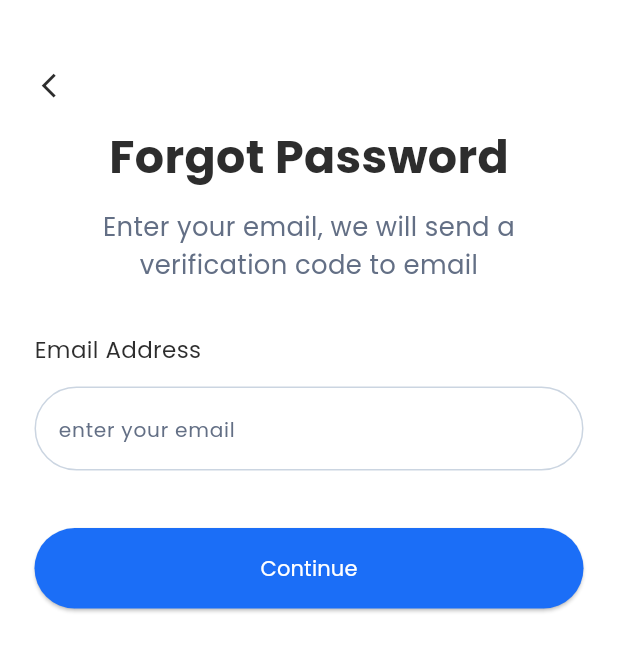
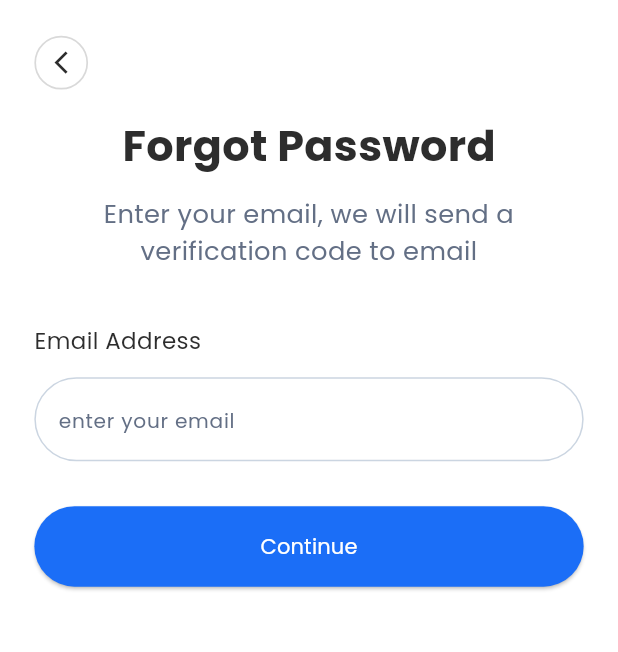
Before and after one commit to Saon00/edulan-jobtask, a Flutter app: the ForgetPasswordScreen screen opened directly, on a phone screen of 412 x 824 dp. Shown: the top 652 px of the screen. Run offline on Flutter 3.47's test engine with Material 3 defaults, Android fonts, the phone set to English and light mode, and no system bars; our stand-ins replace flutter_dotenv, flutter_easyloading, flutter_screenutil, flutter_spinkit, flutter_svg, get and 5 more; missing offline and left inert: unsplash_client; accounts and stored records are empty.

Commit message:
auth done

```diff
--- a/lib/app/core/conts/app_size.dart
+++ b/lib/app/core/conts/app_size.dart
@@ -1,6 +1,6 @@
 import 'package:flutter/material.dart';
 
-class AppSizes {
+class AppSize {
   static late MediaQueryData _mediaQueryData;
   static late double width;
   static late double height;
@@ -15,17 +15,17 @@ class AppSizes {
   }
 }
 
-double screenHeight() => AppSizes.height;
+double screenHeight() => AppSize.height;
 
-double screenWidth() => AppSizes.width;
+double screenWidth() => AppSize.width;
 
 double getHeight(double inputHeight) {
-  double screenHeight = AppSizes.height;
+  double screenHeight = AppSize.height;
   var percent = ((screenHeight / 100) * inputHeight) / screenHeight;
   return (screenHeight * percent) / 10;
 }
 
 double getWidth(double inputWidth) {
-  double screenWidth = AppSizes.width;
+  double screenWidth = AppSize.width;
   return (inputWidth / 430) * screenWidth;
 }
--- a/lib/app/core/networks/urls.dart
+++ b/lib/app/core/networks/urls.dart
@@ -1,7 +1,7 @@
-class URLs{
+class URLs {
   static const String baseUrl = "http://206.162.244.141:6003/api/v1";
-  static const String loginUrl = "/auth/login";
-  static const String forgotPassword = "/auth/forgot-password";
+  static const String loginUrl = "$baseUrl/auth/login";
+  static const String forgotPassword = "$baseUrl/auth/forgot-password";
   static const String verifyOTP = "/auth/verify-otp";
   static const String resetPassword = "/auth/reset-password";
   static const String changePassword = "/auth/change-password";
--- a/lib/app/modules/auth/forget_password/controller/forget_password_controller.dart
+++ b/lib/app/modules/auth/forget_password/controller/forget_password_controller.dart
@@ -68,7 +68,7 @@ class ForgetPasswordController extends GetxController {
           response['message'] ?? "Password reset email sent successfully!",
           backgroundColor: Colors.green,
           colorText: Colors.white,
-          duration: Duration(seconds: 3),
+          duration: Duration(seconds: 2),
         );
 
         // Clear the email field
@@ -76,10 +76,6 @@ class ForgetPasswordController extends GetxController {
 
          Get.to(() => VerifyCodeScreen(), arguments: {'email': email});
 
-        // Optional: Navigate back or to a success screen
-        // Get.back(); // Go back to login screen
-        // Or show a success screen
-        // _showSuccessDialog(email);
       } else {
         // Failed - show error
         errorMessage.value =
--- a/lib/app/modules/auth/forget_password/screen/forget_password_screen.dart
+++ b/lib/app/modules/auth/forget_password/screen/forget_password_screen.dart
@@ -1,4 +1,5 @@
 import 'package:eduline/app/core/conts/app_size.dart';
+import 'package:flutter_screenutil/flutter_screenutil.dart';
 import 'package:loading_animation_widget/loading_animation_widget.dart';
 import '../../../../core/conts/colors.dart';
 import 'package:eduline/app/modules/widgets/custom_button_widget.dart';
@@ -20,49 +21,58 @@ class ForgetPasswordScreen extends StatelessWidget {
       resizeToAvoidBottomInset: true,
       body: SafeArea(
         child: SingleChildScrollView(
-          padding: EdgeInsets.symmetric(horizontal: getWidth(24)),
+          padding: EdgeInsets.symmetric(horizontal: 20.w),
           child: Column(
             crossAxisAlignment: CrossAxisAlignment.start,
             children: [
-              SizedBox(height: getWidth(50)),
+              SizedBox(height: 20.h),
               InkWell(
-                onTap: () {
-                  Get.back();
-                },
+                onTap: () => Get.back(),
                 splashColor: AppColors.greyColor.withAlpha(100),
-                borderRadius: BorderRadius.circular(getWidth(25)),
-                child: Icon(
-                  Icons.arrow_back_ios_new,
-                  color: AppColors.textColor,
-                  size: getWidth(20),
+                borderRadius: BorderRadius.circular(20.r),
+                child: Container(
+                  width: 30.h,
+                  height: 30.h,
+                  decoration: BoxDecoration(
+                    shape: BoxShape.circle,
+                    border: Border.all(
+                      color: AppColors.greyColor.withAlpha(100),
+                      width: 1.w,
+                    ),
+                  ),
+                  child: Icon(
+                    Icons.arrow_back_ios_new,
+                    color: AppColors.textColor,
+                    size: 15.h,
+                  ),
                 ),
               ),
 
-              SizedBox(height: getWidth(16)),
+              SizedBox(height: 15.h),
               // title
               Center(
                 child: Text(
                   "Forgot Password",
                   style: TextStyle(
-                    fontSize: getWidth(32),
+                    fontSize: 25.sp,
                     color: AppColors.textColor,
                     fontWeight: FontWeight.bold,
                   ),
                 ),
               ),
-              SizedBox(height: getHeight(16)),
+              SizedBox(height: 10.h),
               // description,
               Center(
                 child: Text(
                   "Enter your email, we will send a verification code to email",
                   textAlign: TextAlign.center,
                   style: TextStyle(
-                    fontSize: getWidth(18),
+                    fontSize: 15.sp,
                     color: AppColors.descriptionTextColor,
                   ),
                 ),
               ),
-              SizedBox(height: getHeight(40)),
+              SizedBox(height: 30.h),
               // email
               TextFormWidget(
                 keyboardType: TextInputType.emailAddress,
@@ -72,20 +82,19 @@ class ForgetPasswordScreen extends StatelessWidget {
                 hintText: "enter your email",
               ),
 
-              SizedBox(height: getWidth(40)),
+              SizedBox(height: 25.h),
               // button
               Obx(() {
                 return forgetPasswordController.isLoading.value
                     ? Center(
                       child: LoadingAnimationWidget.staggeredDotsWave(
                         color: AppColors.skyBlueColor,
-                        size: getWidth(50),
+                        size: 35.h,
                       ),
                     )
                     : CustomButtonWidget(
                       buttonText: "Continue",
-                      onPressed:
-                          forgetPasswordController.sendEmail,
+                      onPressed: forgetPasswordController.sendEmail,
                     );
               }),
               // Obx( () {
@@ -95,7 +104,6 @@ class ForgetPasswordScreen extends StatelessWidget {
               //     );
               //   }
               // ),
-              SizedBox(height: getWidth(16)),
             ],
           ),
         ),
--- a/lib/main.dart
+++ b/lib/main.dart
@@ -2,7 +2,6 @@ import 'package:eduline/app/bindings/app_bindings.dart';
 import 'package:eduline/app/core/conts/app_size.dart';
 import 'package:eduline/app/core/conts/colors.dart';
 import 'package:eduline/app/modules/onboardingScreen/screen/splash_screen.dart';
-import 'package:eduline/app/modules/staggered_screen/screen/staggered_screen.dart';
 import 'package:flutter/material.dart';
 import 'package:flutter_dotenv/flutter_dotenv.dart';
 import 'package:flutter_easyloading/flutter_easyloading.dart';
@@ -34,7 +33,7 @@ class MainApp extends StatelessWidget {
 
   @override
   Widget build(BuildContext context) {
-    AppSizes().init(context);
+    AppSize().init(context);
     return ScreenUtilInit(
       designSize: Size(360, 690),
       minTextAdapt: true,
@@ -51,6 +50,5 @@ class MainApp extends StatelessWidget {
         );
       },
     );
-
   }
 }
```
Also changed, not shown: lib/app/core/services/api_services.dart (+45 -8 lines), lib/app/core/services/auth_services.dart (+90 -86 lines), lib/app/modules/auth/reset_password/controller/reset_password_controller.dart (+8 -14 lines), lib/app/modules/auth/reset_password/screen/reset_password_screen.dart (+82 -61 lines), lib/app/modules/auth/signin/screen/signin_screen.dart (+12 -13 lines), lib/app/modules/auth/verify_code/controller/verify_code_controller.dart (+5 -4 lines), lib/app/modules/auth/verify_code/screen/verify_code_screen.dart (+26 -31 lines).
